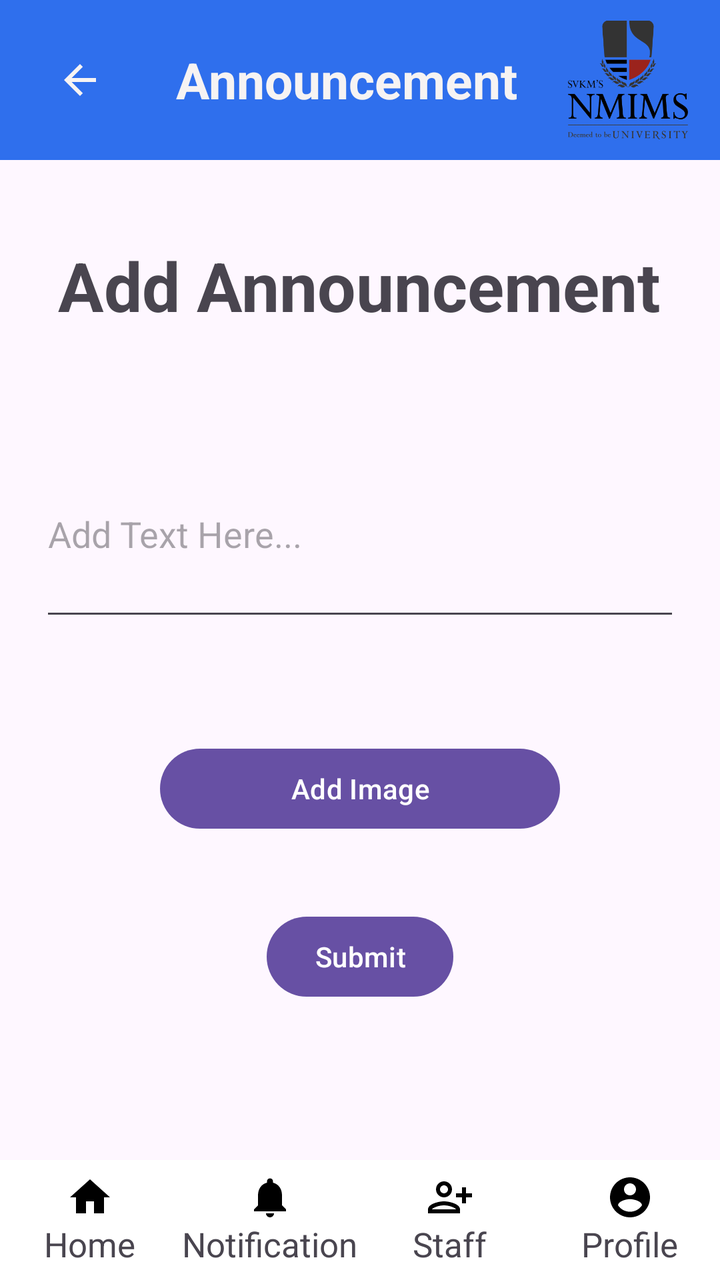
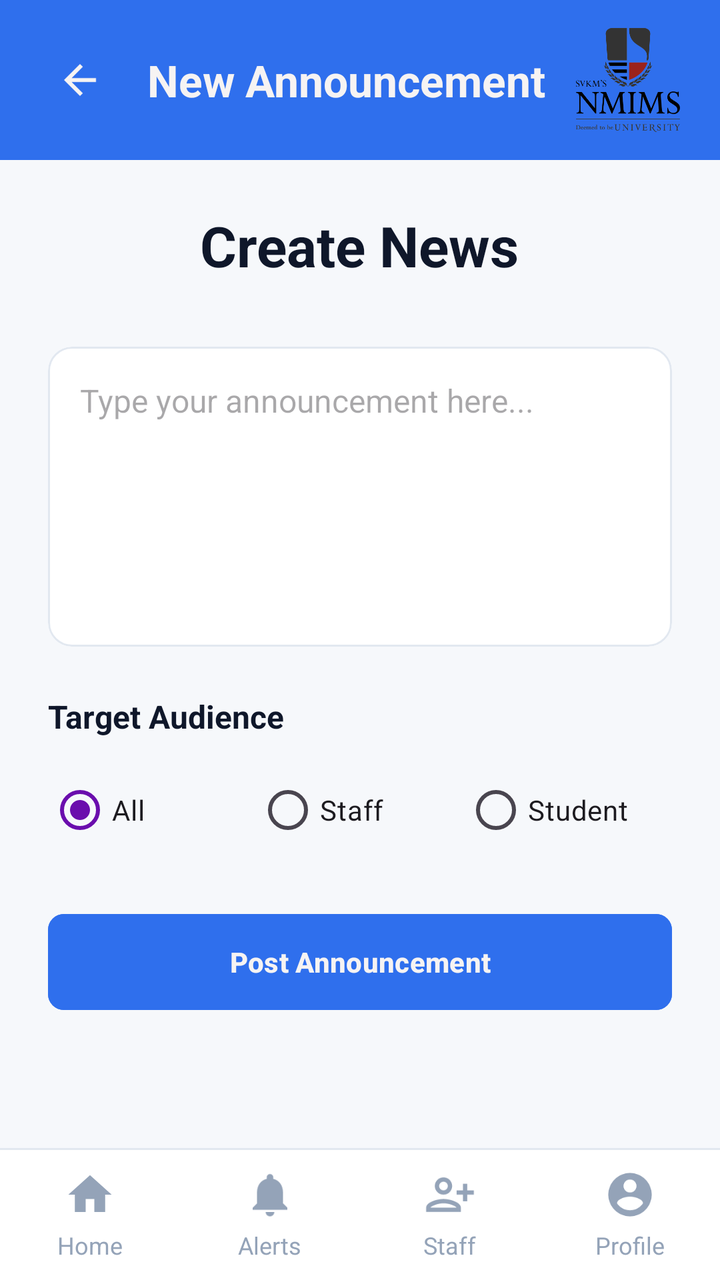

Before-and-after screenshots of an Android layout around one commit, followed by the original layout XML and the change that was made.
<!-- AndroidManifest.xml: application theme Theme.HostelComplaintApp -->
<!-- res/layout/activity_add_announcement.xml -->
<?xml version="1.0" encoding="utf-8"?>
<LinearLayout
    xmlns:android="http://schemas.android.com/apk/res/android"
    xmlns:app="http://schemas.android.com/apk/res-auto"
    android:id="@+id/main"
    android:layout_width="match_parent"
    android:layout_height="match_parent"
    android:orientation="vertical">

    

    
    <androidx.appcompat.widget.Toolbar
        android:id="@+id/toolbar"
        android:layout_width="match_parent"
        android:layout_height="80dp"
        android:background="@drawable/toolbar_bg">

        <LinearLayout
            android:layout_width="match_parent"
            android:layout_height="match_parent"
            android:orientation="horizontal"
            android:gravity="center_vertical"
            android:paddingStart="12dp"
            android:paddingEnd="16dp">

            
            <ImageView
                android:id="@+id/btnBack"
                android:layout_width="24dp"
                android:layout_height="24dp"
                android:src="@drawable/baseline_arrow_back_24"
                app:tint="@color/white"
                android:layout_marginEnd="10dp" />

            
            <TextView
                android:id="@+id/tv1WardenName"
                android:layout_width="0dp"
                android:layout_height="wrap_content"
                android:layout_weight="1"
                android:text="Announcement"
                android:textColor="@color/white"
                android:textSize="25sp"
                android:textStyle="bold"
                android:gravity="center" />

            
            <ImageView
                android:layout_width="60dp"
                android:layout_height="60dp"
                android:id="@+id/imgnmlogo"
                android:src="@drawable/nmm"/>

        </LinearLayout>

    </androidx.appcompat.widget.Toolbar>

    




    <LinearLayout
        android:layout_width="match_parent"
        android:layout_height="0dp"
        android:layout_weight="1"
        android:orientation="vertical">



        
        <TextView
            android:layout_width="wrap_content"
            android:layout_height="wrap_content"
            android:text="Add Announcement"
            android:textSize="34sp"
            android:textStyle="bold"
            android:layout_marginTop="40dp"
            android:layout_marginBottom="30dp"
            android:layout_gravity="center"/>

        


        <EditText
            android:id="@+id/addannouncement"
            android:layout_width="match_parent"
            android:layout_height="100dp"
            android:hint="Add Text Here..."
            android:layout_margin="20dp"
            android:layout_marginBottom="30dp"/>


        <Button
            android:id="@+id/addimgtBtn"
            android:layout_width="200dp"
            android:layout_height="wrap_content"
            android:text="Add Image"
            android:layout_gravity="center"
            android:layout_marginTop="35dp"/>

        
        <Button
            android:id="@+id/submitBtn"
            android:layout_width="wrap_content"
            android:layout_height="wrap_content"
            android:text="Submit"
            android:layout_gravity="center"
            android:layout_marginTop="36dp"/>

    </LinearLayout>



    

    <LinearLayout
        android:layout_width="match_parent"
        android:layout_height="60dp"
        android:orientation="horizontal"
        android:background="@drawable/bottom_nav_bg"
        android:weightSum="4">

        
        <LinearLayout
            android:layout_width="0dp"
            android:layout_height="match_parent"
            android:layout_weight="1"
            android:gravity="center"
            android:orientation="vertical">


            <ImageView
                android:id="@+id/gotohomepg"
                android:layout_width="24dp"
                android:layout_height="24dp"
                android:src="@drawable/baseline_home_24"/>

            <TextView
                android:layout_width="wrap_content"
                android:layout_height="wrap_content"
                android:text="Home"
                android:textSize="17dp"/>
        </LinearLayout>


        <LinearLayout
            android:layout_width="0dp"
            android:layout_height="match_parent"
            android:layout_weight="1"
            android:gravity="center"
            android:orientation="vertical">

            <ImageView
                android:id="@+id/btnNotification"
                android:layout_width="24dp"
                android:layout_height="24dp"
                android:src="@drawable/baseline_notifications_24"/>

            <TextView
                android:layout_width="wrap_content"
                android:layout_height="wrap_content"
                android:text="Notification"
                android:textSize="17dp"/>
        </LinearLayout>

        <LinearLayout
            android:layout_width="0dp"
            android:layout_height="match_parent"
            android:layout_weight="1"
            android:gravity="center"
            android:orientation="vertical">

            <ImageView
                android:id="@+id/staff_manage"
                android:layout_width="24dp"
                android:layout_height="24dp"
                android:src="@drawable/baseline_person_add_alt_24"/>

            <TextView
                android:layout_width="wrap_content"
                android:layout_height="wrap_content"
                android:text="Staff"
                android:textSize="17dp"/>
        </LinearLayout>

        <LinearLayout
            android:layout_width="0dp"
            android:layout_height="match_parent"
            android:layout_weight="1"
            android:gravity="center"
            android:orientation="vertical">

            <ImageView
                android:id="@+id/imgProfile1"
                android:layout_width="24dp"
                android:layout_height="24dp"
                android:src="@drawable/baseline_account_circle_24"/>

            <TextView
                android:layout_width="wrap_content"
                android:layout_height="wrap_content"
                android:text="Profile"
                android:textSize="17dp"/>
        </LinearLayout>


        



    </LinearLayout>




</LinearLayout>
<!-- resources referenced by this layout -->
<resources>
  <color name="white">#F6F3F3</color>
  <!-- drawable baseline_account_circle_24 (drawable) -->
  <vector xmlns:android="http://schemas.android.com/apk/res/android" android:height="24dp" android:tint="#000000" android:viewportHeight="24" android:viewportWidth="24" android:width="24dp">
        
      <path android:fillColor="@android:color/white" android:pathData="M12,2C6.48,2 2,6.48 2,12s4.48,10 10,10 10,-4.48 10,-10S17.52,2 12,2zM12,5c1.66,0 3,1.34 3,3s-1.34,3 -3,3 -3,-1.34 -3,-3 1.34,-3 3,-3zM12,19.2c-2.5,0 -4.71,-1.28 -6,-3.22 0.03,-1.99 4,-3.08 6,-3.08 1.99,0 5.97,1.09 6,3.08 -1.29,1.94 -3.5,3.22 -6,3.22z"/>
      
  </vector>
  <!-- drawable baseline_arrow_back_24 (drawable) -->
  <vector xmlns:android="http://schemas.android.com/apk/res/android" android:autoMirrored="true" android:height="24dp" android:tint="#000000" android:viewportHeight="24" android:viewportWidth="24" android:width="24dp">
        
      <path android:fillColor="@android:color/white" android:pathData="M20,11H7.83l5.59,-5.59L12,4l-8,8 8,8 1.41,-1.41L7.83,13H20v-2z"/>
      
  </vector>
  <!-- drawable baseline_home_24 (drawable) -->
  <vector xmlns:android="http://schemas.android.com/apk/res/android" android:height="24dp" android:tint="#000000" android:viewportHeight="24" android:viewportWidth="24" android:width="24dp">
        
      <path android:fillColor="@android:color/white" android:pathData="M10,20v-6h4v6h5v-8h3L12,3 2,12h3v8z"/>
      
  </vector>
  <!-- drawable baseline_notifications_24 (drawable) -->
  <vector xmlns:android="http://schemas.android.com/apk/res/android" android:height="24dp" android:tint="#000000" android:viewportHeight="24" android:viewportWidth="24" android:width="24dp">
        
      <path android:fillColor="@android:color/white" android:pathData="M12,22c1.1,0 2,-0.9 2,-2h-4c0,1.1 0.89,2 2,2zM18,16v-5c0,-3.07 -1.64,-5.64 -4.5,-6.32L13.5,4c0,-0.83 -0.67,-1.5 -1.5,-1.5s-1.5,0.67 -1.5,1.5v0.68C7.63,5.36 6,7.92 6,11v5l-2,2v1h16v-1l-2,-2z"/>
      
  </vector>
  <!-- drawable baseline_person_add_alt_24 (drawable) -->
  <vector xmlns:android="http://schemas.android.com/apk/res/android" android:height="24dp" android:tint="#000000" android:viewportHeight="24" android:viewportWidth="24" android:width="24dp">
        
      <path android:fillColor="@android:color/white" android:pathData="M13,8c0,-2.21 -1.79,-4 -4,-4S5,5.79 5,8s1.79,4 4,4S13,10.21 13,8zM11,8c0,1.1 -0.9,2 -2,2S7,9.1 7,8s0.9,-2 2,-2S11,6.9 11,8zM1,18v2h16v-2c0,-2.66 -5.33,-4 -8,-4S1,15.34 1,18zM3,18c0.2,-0.71 3.3,-2 6,-2c2.69,0 5.78,1.28 6,2H3zM20,15v-3h3v-2h-3V7h-2v3h-3v2h3v3H20z"/>
      
  </vector>
  <!-- drawable bottom_nav_bg (drawable) -->
  <?xml version="1.0" encoding="utf-8"?>
  <shape xmlns:android="http://schemas.android.com/apk/res/android">
      <solid android:color="#FFFFFF"/>
      
  </shape>
  <!-- drawable nmm: png bitmap (drawable, 28044 bytes) -->
  <!-- drawable toolbar_bg (drawable) -->
  <?xml version="1.0" encoding="utf-8"?>
  <shape xmlns:android="http://schemas.android.com/apk/res/android">
      <solid android:color="#2F6FED"/>
  </shape>
  <style name="Theme.HostelComplaintApp" parent="Base.Theme.HostelComplaintApp" />
  <style name="Base.Theme.HostelComplaintApp" parent="Theme.Material3.DayNight.NoActionBar">
          
          
      </style>
</resources>

<!-- the commit's change to res/layout/activity_add_announcement.xml (unified diff, before → after) -->
@@ -5,16 +5,16 @@
     android:id="@+id/main"
     android:layout_width="match_parent"
     android:layout_height="match_parent"
+    android:background="#F6F8FB"
     android:orientation="vertical">
-
-    
 
     
     <androidx.appcompat.widget.Toolbar
         android:id="@+id/toolbar"
         android:layout_width="match_parent"
         android:layout_height="80dp"
-        android:background="@drawable/toolbar_bg">
+        android:background="@drawable/toolbar_bg"
+        android:elevation="4dp">
 
         <LinearLayout
             android:layout_width="match_parent"
@@ -24,7 +24,6 @@
             android:paddingStart="12dp"
             android:paddingEnd="16dp">
 
-            
             <ImageView
                 android:id="@+id/btnBack"
                 android:layout_width="24dp"
@@ -33,186 +32,229 @@
                 app:tint="@color/white"
                 android:layout_marginEnd="10dp" />
 
-            
-            <TextView
-                android:id="@+id/tv1WardenName"
+            <TextView
                 android:layout_width="0dp"
                 android:layout_height="wrap_content"
                 android:layout_weight="1"
-                android:text="Announcement"
+                android:text="New Announcement"
                 android:textColor="@color/white"
-                android:textSize="25sp"
+                android:textSize="22sp"
                 android:textStyle="bold"
                 android:gravity="center" />
 
-            
             <ImageView
                 android:layout_width="60dp"
                 android:layout_height="60dp"
                 android:id="@+id/imgnmlogo"
-                android:src="@drawable/nmm"/>
-
-        </LinearLayout>
-
+                android:src="@drawable/nmm"
+                android:padding="4dp"/>
+        </LinearLayout>
     </androidx.appcompat.widget.Toolbar>
 
     
-
-
-
+    <ScrollView
+        android:layout_width="match_parent"
+        android:layout_height="0dp"
+        android:layout_weight="1">
+
+        <LinearLayout
+            android:layout_width="match_parent"
+            android:layout_height="wrap_content"
+            android:orientation="vertical"
+            android:padding="24dp">
+
+            <TextView
+                android:layout_width="wrap_content"
+                android:layout_height="wrap_content"
+                android:text="Create News"
+                android:textSize="28sp"
+                android:textColor="#0F172A"
+                android:textStyle="bold"
+                android:layout_gravity="center"
+                android:layout_marginBottom="32dp"/>
+
+            <com.google.android.material.card.MaterialCardView
+                android:layout_width="match_parent"
+                android:layout_height="wrap_content"
+                app:cardCornerRadius="12dp"
+                app:cardElevation="0dp"
+                app:strokeWidth="1dp"
+                app:strokeColor="#E2E8F0"
+                app:cardBackgroundColor="#FFFFFF">
+
+                <EditText
+                    android:id="@+id/addannouncement"
+                    android:layout_width="match_parent"
+                    android:layout_height="150dp"
+                    android:hint="Type your announcement here..."
+                    android:padding="16dp"
+                    android:gravity="top"
+                    android:background="@android:color/transparent"
+                    android:textColor="#1E293B"
+                    android:textSize="16sp"/>
+            </com.google.android.material.card.MaterialCardView>
+
+            <TextView
+                android:layout_width="wrap_content"
+                android:layout_height="wrap_content"
+                android:text="Target Audience"
+                android:textSize="16sp"
+                android:textColor="#0F172A"
+                android:textStyle="bold"
+                android:layout_marginTop="24dp"
+                android:layout_marginBottom="12dp"/>
+
+            <RadioGroup
+                android:id="@+id/radioGroupTarget"
+                android:layout_width="match_parent"
+                android:layout_height="wrap_content"
+                android:orientation="horizontal">
+
+                <RadioButton
+                    android:id="@+id/radioAll"
+                    android:layout_width="0dp"
+                    android:layout_height="wrap_content"
+                    android:layout_weight="1"
+                    android:text="All"
+                    android:checked="true"
+                    android:buttonTint="#2F6FED"/>
+
+                <RadioButton
+                    android:id="@+id/radioStaff"
+                    android:layout_width="0dp"
+                    android:layout_height="wrap_content"
+                    android:layout_weight="1"
+                    android:text="Staff"
+                    android:buttonTint="#2F6FED"/>
+
+                <RadioButton
+                    android:id="@+id/radioStudent"
+                    android:layout_width="0dp"
+                    android:layout_height="wrap_content"
+                    android:layout_weight="1"
+                    android:text="Student"
+                    android:buttonTint="#2F6FED"/>
+            </RadioGroup>
+
+            <Button
+                android:id="@+id/submitBtn"
+                android:layout_width="match_parent"
+                android:layout_height="56dp"
+                android:text="Post Announcement"
+                android:backgroundTint="#2F6FED"
+                android:textColor="@color/white"
+                android:layout_marginTop="24dp"
+                android:textStyle="bold"
+                app:cornerRadius="8dp"/>
+
+        </LinearLayout>
+    </ScrollView>
+
+    
+    <View
+        android:layout_width="match_parent"
+        android:layout_height="1dp"
+        android:background="#E2E8F0" />
 
     <LinearLayout
         android:layout_width="match_parent"
-        android:layout_height="0dp"
-        android:layout_weight="1"
-        android:orientation="vertical">
-
-
-
-        
-        <TextView
-            android:layout_width="wrap_content"
-            android:layout_height="wrap_content"
-            android:text="Add Announcement"
-            android:textSize="34sp"
-            android:textStyle="bold"
-            android:layout_marginTop="40dp"
-            android:layout_marginBottom="30dp"
-            android:layout_gravity="center"/>
-
-        
-
-
-        <EditText
-            android:id="@+id/addannouncement"
-            android:layout_width="match_parent"
-            android:layout_height="100dp"
-            android:hint="Add Text Here..."
-            android:layout_margin="20dp"
-            android:layout_marginBottom="30dp"/>
-
-
-        <Button
-            android:id="@+id/addimgtBtn"
-            android:layout_width="200dp"
-            android:layout_height="wrap_content"
-            android:text="Add Image"
-            android:layout_gravity="center"
-            android:layout_marginTop="35dp"/>
-
-        
-        <Button
-            android:id="@+id/submitBtn"
-            android:layout_width="wrap_content"
-            android:layout_height="wrap_content"
-            android:text="Submit"
-            android:layout_gravity="center"
-            android:layout_marginTop="36dp"/>
+        android:layout_height="65dp"
+        android:background="#FFFFFF"
+        android:orientation="horizontal"
+        android:weightSum="4">
+
+        <LinearLayout
+            android:layout_width="0dp"
+            android:layout_height="match_parent"
+            android:layout_weight="1"
+            android:gravity="center"
+            android:orientation="vertical">
+
+            <ImageView
+                android:id="@+id/gotohomepg"
+                android:layout_width="26dp"
+                android:layout_height="26dp"
+                android:src="@drawable/baseline_home_24"
+                app:tint="#94A3B8"/>
+
+            <TextView
+                android:layout_width="wrap_content"
+                android:layout_height="wrap_content"
+                android:text="Home"
+                android:textColor="#94A3B8"
+                android:textSize="12sp"
+                android:layout_marginTop="4dp"/>
+        </LinearLayout>
+
+        <LinearLayout
+            android:layout_width="0dp"
+            android:layout_height="match_parent"
+            android:layout_weight="1"
+            android:gravity="center"
+            android:orientation="vertical">
+
+            <ImageView
+                android:id="@+id/btnNotification"
+                android:layout_width="26dp"
+                android:layout_height="26dp"
+                android:src="@drawable/baseline_notifications_24"
+                app:tint="#94A3B8"/>
+
+            <TextView
+                android:layout_width="wrap_content"
+                android:layout_height="wrap_content"
+                android:text="Alerts"
+                android:textColor="#94A3B8"
+                android:textSize="12sp"
+                android:layout_marginTop="4dp"/>
+        </LinearLayout>
+
+        <LinearLayout
+            android:layout_width="0dp"
+            android:layout_height="match_parent"
+            android:layout_weight="1"
+            android:gravity="center"
+            android:orientation="vertical">
+
+            <ImageView
+                android:id="@+id/staff_manage"
+                android:layout_width="26dp"
+                android:layout_height="26dp"
+                android:src="@drawable/baseline_person_add_alt_24"
+                app:tint="#94A3B8"/>
+
+            <TextView
+                android:layout_width="wrap_content"
+                android:layout_height="wrap_content"
+                android:text="Staff"
+                android:textColor="#94A3B8"
+                android:textSize="12sp"
+                android:layout_marginTop="4dp"/>
+        </LinearLayout>
+
+        <LinearLayout
+            android:layout_width="0dp"
+            android:layout_height="match_parent"
+            android:layout_weight="1"
+            android:gravity="center"
+            android:orientation="vertical">
+
+            <ImageView
+                android:id="@+id/imgProfile1"
+                android:layout_width="26dp"
+                android:layout_height="26dp"
+                android:src="@drawable/baseline_account_circle_24"
+                app:tint="#94A3B8"/>
+
+            <TextView
+                android:layout_width="wrap_content"
+                android:layout_height="wrap_content"
+                android:text="Profile"
+                android:textColor="#94A3B8"
+                android:textSize="12sp"
+                android:layout_marginTop="4dp"/>
+        </LinearLayout>
 
     </LinearLayout>
 
-
-
-    
-
-    <LinearLayout
-        android:layout_width="match_parent"
-        android:layout_height="60dp"
-        android:orientation="horizontal"
-        android:background="@drawable/bottom_nav_bg"
-        android:weightSum="4">
-
-        
-        <LinearLayout
-            android:layout_width="0dp"
-            android:layout_height="match_parent"
-            android:layout_weight="1"
-            android:gravity="center"
-            android:orientation="vertical">
-
-
-            <ImageView
-                android:id="@+id/gotohomepg"
-                android:layout_width="24dp"
-                android:layout_height="24dp"
-                android:src="@drawable/baseline_home_24"/>
-
-            <TextView
-                android:layout_width="wrap_content"
-                android:layout_height="wrap_content"
-                android:text="Home"
-                android:textSize="17dp"/>
-        </LinearLayout>
-
-
-        <LinearLayout
-            android:layout_width="0dp"
-            android:layout_height="match_parent"
-            android:layout_weight="1"
-            android:gravity="center"
-            android:orientation="vertical">
-
-            <ImageView
-                android:id="@+id/btnNotification"
-                android:layout_width="24dp"
-                android:layout_height="24dp"
-                android:src="@drawable/baseline_notifications_24"/>
-
-            <TextView
-                android:layout_width="wrap_content"
-                android:layout_height="wrap_content"
-                android:text="Notification"
-                android:textSize="17dp"/>
-        </LinearLayout>
-
-        <LinearLayout
-            android:layout_width="0dp"
-            android:layout_height="match_parent"
-            android:layout_weight="1"
-            android:gravity="center"
-            android:orientation="vertical">
-
-            <ImageView
-                android:id="@+id/staff_manage"
-                android:layout_width="24dp"
-                android:layout_height="24dp"
-                android:src="@drawable/baseline_person_add_alt_24"/>
-
-            <TextView
-                android:layout_width="wrap_content"
-                android:layout_height="wrap_content"
-                android:text="Staff"
-                android:textSize="17dp"/>
-        </LinearLayout>
-
-        <LinearLayout
-            android:layout_width="0dp"
-            android:layout_height="match_parent"
-            android:layout_weight="1"
-            android:gravity="center"
-            android:orientation="vertical">
-
-            <ImageView
-                android:id="@+id/imgProfile1"
-                android:layout_width="24dp"
-                android:layout_height="24dp"
-                android:src="@drawable/baseline_account_circle_24"/>
-
-            <TextView
-                android:layout_width="wrap_content"
-                android:layout_height="wrap_content"
-                android:text="Profile"
-                android:textSize="17dp"/>
-        </LinearLayout>
-
-
-        
-
-
-
-    </LinearLayout>
-
-
-
-
 </LinearLayout>
<!-- resource entries referenced after the edit -->
@@ -31,12 +31,6 @@
       <path android:fillColor="@android:color/white" android:pathData="M13,8c0,-2.21 -1.79,-4 -4,-4S5,5.79 5,8s1.79,4 4,4S13,10.21 13,8zM11,8c0,1.1 -0.9,2 -2,2S7,9.1 7,8s0.9,-2 2,-2S11,6.9 11,8zM1,18v2h16v-2c0,-2.66 -5.33,-4 -8,-4S1,15.34 1,18zM3,18c0.2,-0.71 3.3,-2 6,-2c2.69,0 5.78,1.28 6,2H3zM20,15v-3h3v-2h-3V7h-2v3h-3v2h3v3H20z"/>
       
   </vector>
-  <!-- drawable bottom_nav_bg (drawable) -->
-  <?xml version="1.0" encoding="utf-8"?>
-  <shape xmlns:android="http://schemas.android.com/apk/res/android">
-      <solid android:color="#FFFFFF"/>
-      
-  </shape>
   <!-- drawable nmm: png bitmap (drawable, 28044 bytes) -->
   <!-- drawable toolbar_bg (drawable) -->
   <?xml version="1.0" encoding="utf-8"?>
@@ -46,7 +40,8 @@
   <style name="Theme.HostelComplaintApp" parent="Base.Theme.HostelComplaintApp" />
   <style name="Base.Theme.HostelComplaintApp" parent="Theme.Material3.DayNight.NoActionBar">
           
-          
+          <item name="colorPrimary">@color/purple</item>
       </style>
+  <color name="purple">#6A0DAD</color>
 </resources>
 
